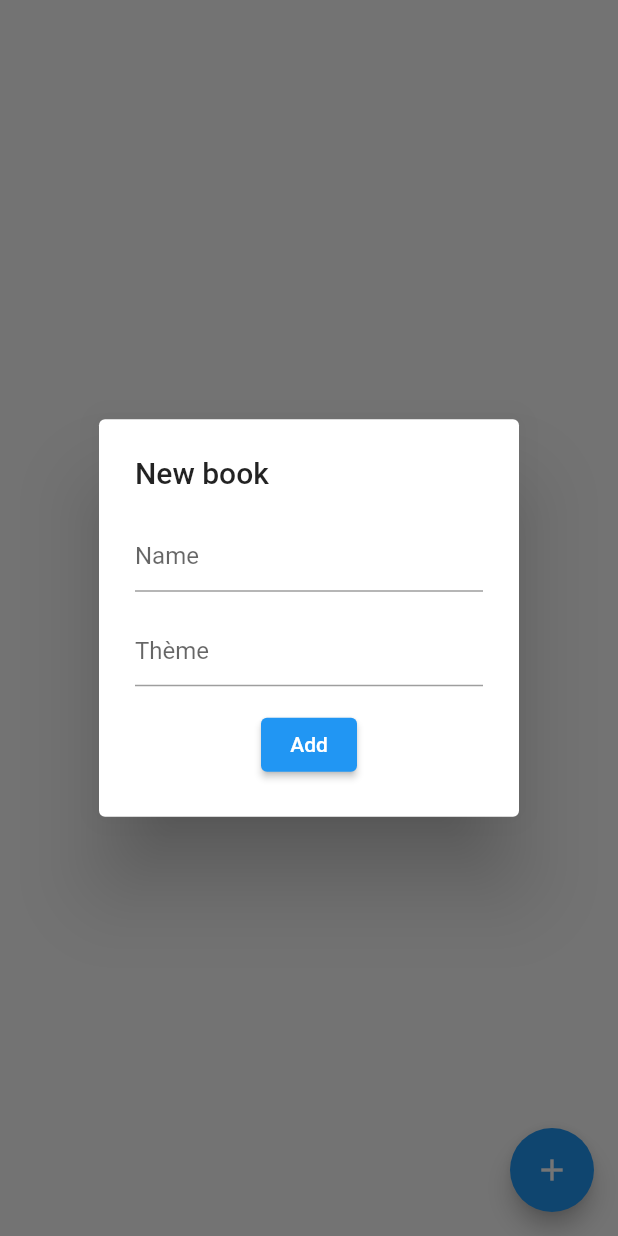
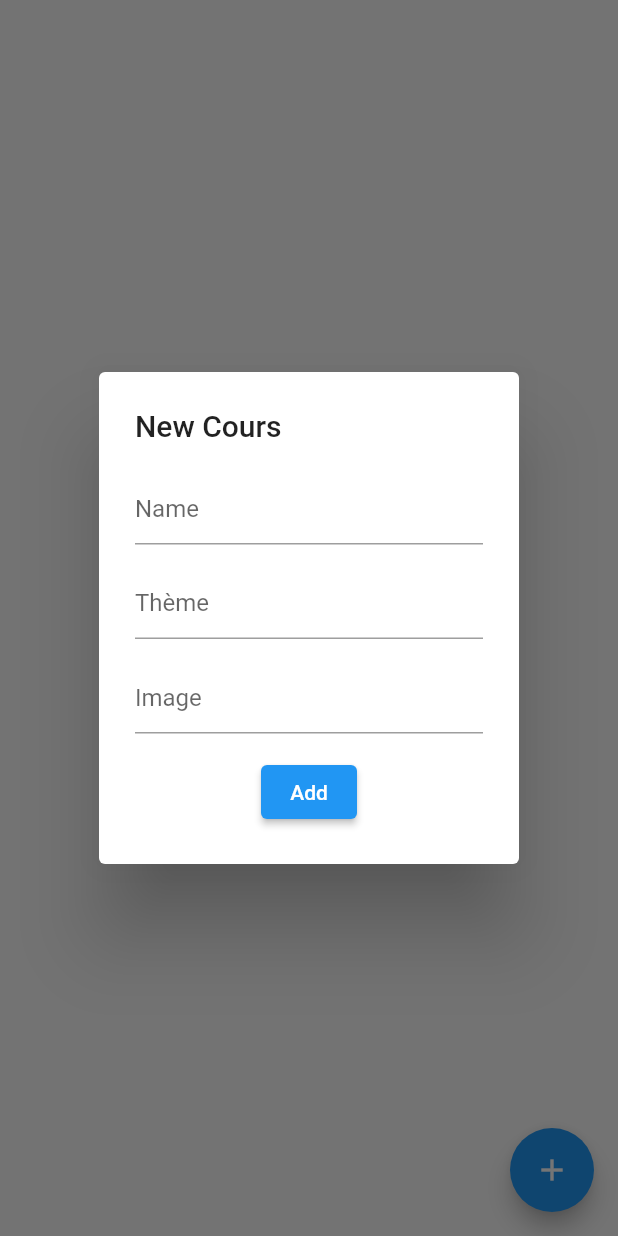
Before and after one commit to jeremymartin87/classnet_app, a Flutter app: the AllCours screen opened directly, after a tap on the "add" icon, on a phone screen of 412 x 824 dp. Run offline on Flutter 3.47's test engine with Material 2 defaults, Android fonts, the phone set to English and light mode, and no system bars; our stand-ins replace hive_flutter; accounts and stored records are empty.

Commit message:
back 1.0.5

```diff
--- a/lib/course/view/all_cours.dart
+++ b/lib/course/view/all_cours.dart
@@ -15,13 +15,13 @@ class AllCours extends StatefulWidget {
 class _AllCoursState extends State<AllCours> {
   final _name = TextEditingController();
   final _theme = TextEditingController();
-
+  final _image = TextEditingController();
   @override
   Widget build(BuildContext context) {
     return Scaffold(
 
       body: ValueListenableBuilder(
-        valueListenable: Hive.box<Cours>('courbox').listenable(),
+        valueListenable: Hive.box<Cours>('courbox2').listenable(),
         builder: (context, Box<Cours> box, _) {
           if (box.values.isEmpty) {
             return const Center(child: Text("No Cours"));
@@ -32,14 +32,20 @@ class _AllCoursState extends State<AllCours> {
               itemExtent: 140,
               itemBuilder: (context, index) {
                 var result = box.getAt(index);
+                var image  = result?.image;
                 return Container(
                   padding: EdgeInsets.all(8.0),
                   child: CustomListItem(
                     name: result!.name,
                     thumbnail: Container(
-                      decoration: const BoxDecoration(color: Colors.blue),
+                      decoration: BoxDecoration(
+                        image: DecorationImage(
+                          image: AssetImage('assets/images/$image'),
+                        ),
+                      ),
                     ),
-                      theme: result.theme,
+                    theme: result.theme,
+                    image: result.image,
                   ),
                 );
               },
@@ -59,7 +65,7 @@ class _AllCoursState extends State<AllCours> {
         context: context,
         builder: (context) {
           return AlertDialog(
-            title: const Text("New book"),
+            title: const Text("New Cours"),
             content: Column(
               mainAxisSize: MainAxisSize.min,
               children: [
@@ -77,6 +83,13 @@ class _AllCoursState extends State<AllCours> {
                 const SizedBox(
                   height: 15,
                 ),
+                TextFormField(
+                  controller: _image,
+                  decoration: const InputDecoration(hintText: 'Image'),
+                ),
+                const SizedBox(
+                  height: 15,
+                ),
                 ElevatedButton(
                     onPressed: () async {
                       await box!.put(
@@ -84,6 +97,7 @@ class _AllCoursState extends State<AllCours> {
                           Cours(
                             name: _theme.text,
                             theme: _name.text,
+                            image: _image.text,
                           ));
 
                       Navigator.pop(context);
--- a/lib/course/widget/cours_description.dart
+++ b/lib/course/widget/cours_description.dart
@@ -10,10 +10,12 @@ class CoursDescription extends StatelessWidget {
   const CoursDescription({
     required this.theme,
     required this.name,
+    required this.image,
   });
 
   final String theme;
   final String name;
+  final String image;
 
   @override
   Widget build(BuildContext context) {
@@ -34,7 +36,7 @@ class CoursDescription extends StatelessWidget {
                             Navigator.push(
                               context,
                               MaterialPageRoute<Widget>(builder: (BuildContext context) {
-                                return OneCours(theme: theme, name: name,);
+                                return OneCours(theme: theme, name: name,image: image);
                               }),
                             );
                           }
--- a/lib/course/widget/custom_list.dart
+++ b/lib/course/widget/custom_list.dart
@@ -8,12 +8,13 @@ class CustomListItem extends StatelessWidget {
     required this.thumbnail,
     required this.theme,
     required this.name,
+    required this.image,
   });
 
   final Widget thumbnail;
   final String theme;
   final String name;
-
+  final String image;
 
   @override
   Widget build(BuildContext context) {
@@ -31,6 +32,7 @@ class CustomListItem extends StatelessWidget {
             child: CoursDescription(
               theme: theme,
               name: name,
+              image: image,
             ),
           ),
         ],
--- a/lib/course/widget/one_cours.dart
+++ b/lib/course/widget/one_cours.dart
@@ -5,27 +5,34 @@ class OneCours extends StatelessWidget {
   const OneCours({
     required this.theme,
     required this.name,
+    required this.image,
   });
 
   final String theme;
   final String name;
+  final String image;
   @override
   Widget build(BuildContext context) {
     return Scaffold(
       appBar: AppBar(title: const Text('ListTile')),
       body: Padding(
-        padding: const EdgeInsets.symmetric(vertical: 5.0),
+        padding: const EdgeInsets.symmetric(vertical: 10.0),
         child:  Row(
           crossAxisAlignment: CrossAxisAlignment.start,
           children: <Widget>[
             Expanded(
-              flex: 3,
+              flex: 2,
               child: CustomListItem(
                 name: name,
                 thumbnail: Container(
-                  decoration: const BoxDecoration(color: Colors.red),
+                  decoration: BoxDecoration(
+                    image: DecorationImage(
+                      image: AssetImage('assets/images/$image'),
+                    ),
+                  ),
                 ),
                 theme: theme,
+                image: image,
               ),
             ),
           ],
--- a/lib/main.dart
+++ b/lib/main.dart
@@ -13,7 +13,7 @@ void main() async {
   WidgetsFlutterBinding.ensureInitialized();
   await Hive.initFlutter();
   Hive.registerAdapter(CoursAdapter());
-  box = await Hive.openBox<Cours>("courbox");
+  box = await Hive.openBox<Cours>("courbox2");
   runApp(MyApp());
 }
 
@@ -24,6 +24,7 @@ class MyApp extends StatelessWidget {
 
   @override
   Widget build(BuildContext context) {
+
     return MaterialApp(
       debugShowCheckedModeBanner: false,
       title: _title,
--- a/lib/model/hive/cours.dart
+++ b/lib/model/hive/cours.dart
@@ -14,9 +14,13 @@ class Cours{
   @HiveField(1)
   final String theme;
 
+  @HiveField(2)
+  final String image;
+
   const Cours({
     required this.name,
     required this.theme,
+    required this.image,
   });
 
   String toString() {
@@ -25,7 +29,8 @@ class Cours{
 
   factory Cours.fromJson(dynamic map) {
     return Cours(
-        name: map['id'] as String,
-        theme: map['name'] as String);
+        name: map['name'] as String,
+        theme: map['theme'] as String,
+        image: map['image'] as String);
   }
 }
--- a/pubspec.yaml
+++ b/pubspec.yaml
@@ -62,9 +62,8 @@ flutter:
   uses-material-design: true
 
   # To add assets to your application, add an assets section, like this:
-  # assets:
-  #   - images/a_dot_burr.jpeg
-  #   - images/a_dot_ham.jpeg
+  assets:
+  - assets/images/
 
   # An image asset can refer to one or more resolution-specific "variants", see
   # https://flutter.dev/assets-and-images/#resolution-aware
```
Also changed, not shown: lib/course/view/my_cours.dart (added, +15 -0 lines), lib/navbar/bottom_navbar.dart (+43 -3 lines), assets/images/anglais.jpg (added), lib/course/widget/my_cours.dart (added), lib/model/hive/cours.g.dart.
